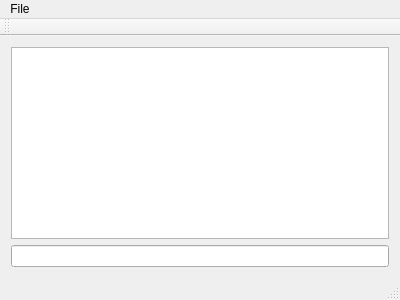
First picture: the form in mainwindow.ui, repository Vogtinator/Tracer, before the edit.
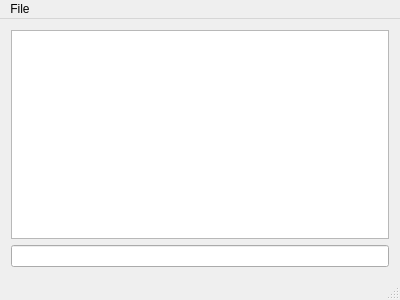
Second picture: the form after the edit. Icons and pictures are not drawn.

```diff
--- a/mainwindow.ui
+++ b/mainwindow.ui
@@ -57,14 +57,6 @@
    </widget>
    <addaction name="menuDatei"/>
   </widget>
-  <widget class="QToolBar" name="mainToolBar">
-   <attribute name="toolBarArea">
-    <enum>TopToolBarArea</enum>
-   </attribute>
-   <attribute name="toolBarBreak">
-    <bool>false</bool>
-   </attribute>
-  </widget>
   <widget class="QStatusBar" name="statusBar">
    <property name="sizePolicy">
     <sizepolicy hsizetype="Preferred" vsizetype="Preferred">
```
Left out of the diff: 6 changed lines with no effect on the pictures.
